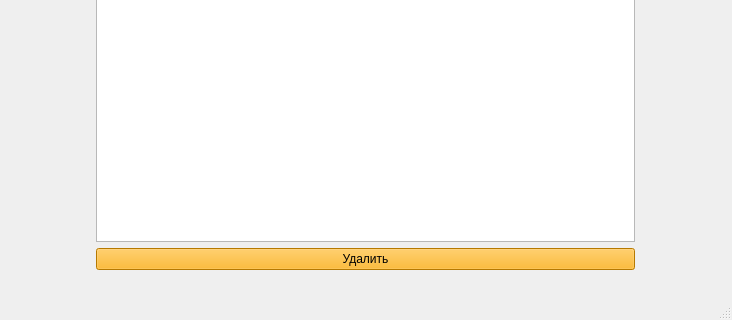
The window that Calendar_Notes/developments.ui (78Moonlight78/Calendar_Notes) describes before a commit, drawn with Qt 5; both pictures show x 0 to 732 and y 314 to 634 of the 732 by 634 pixel window.
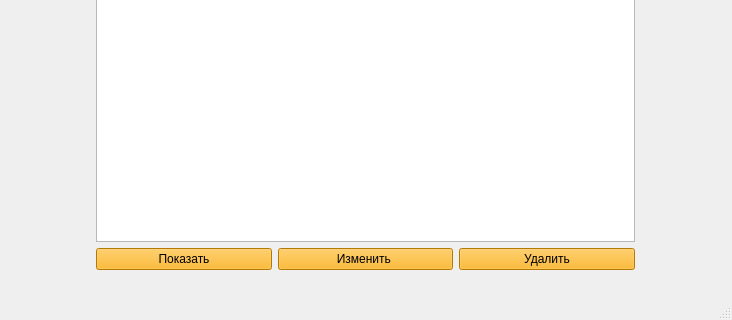
The same window after the commit.

```diff
--- a/Calendar_Notes/developments.ui
+++ b/Calendar_Notes/developments.ui
@@ -52,6 +52,28 @@
        <item>
         <layout class="QHBoxLayout" name="horizontalLayout_4">
          <item>
+          <layout class="QHBoxLayout" name="horizontalLayout_3">
+           <item>
+            <widget class="QPushButton" name="btn_show">
+             <property name="styleSheet">
+              <string notr="true">background-color: rgb(255, 170, 0);</string>
+             </property>
+             <property name="text">
+              <string>Показать</string>
+             </property>
+            </widget>
+           </item>
+           <item>
+            <widget class="QPushButton" name="btn_change">
+             <property name="styleSheet">
+              <string notr="true">background-color: rgb(255, 170, 0);</string>
+             </property>
+             <property name="text">
+              <string>Изменить </string>
+             </property>
+            </widget>
+           </item>
+           <item>
           <widget class="QPushButton" name="btn_dv_del">
            <property name="styleSheet">
             <string notr="true">background-color: rgb(255, 170, 0);</string>
@@ -63,6 +85,8 @@
          </item>
         </layout>
        </item>
+        </layout>
+       </item>
        <item>
         <layout class="QHBoxLayout" name="horizontalLayout_2"/>
        </item>
```
Left out of the diff: 1 changed line with no effect on the pictures. Lines whose indentation alone changed are shown as unchanged.
